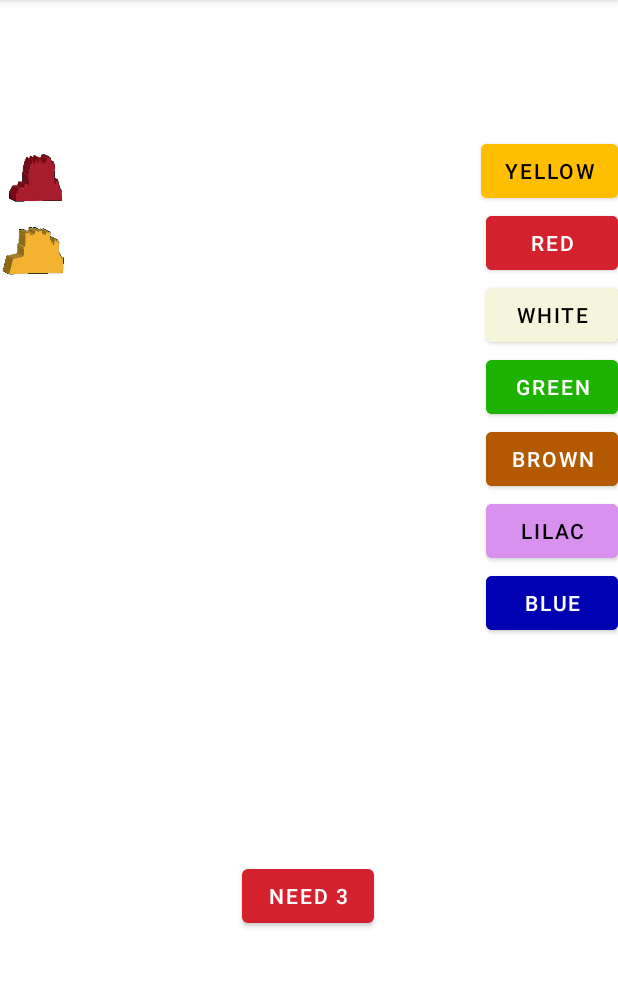
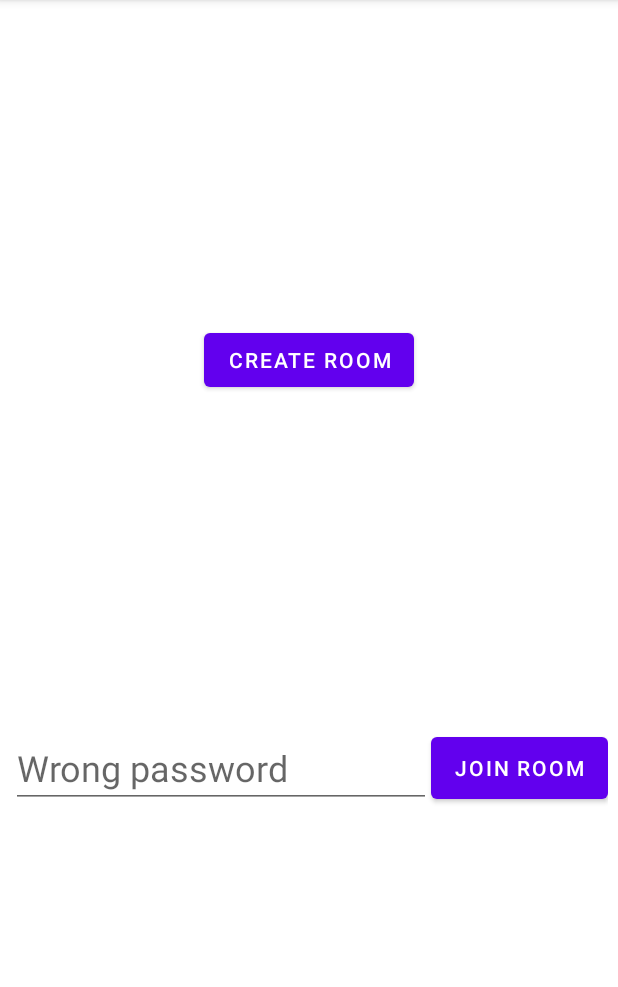
Before and after one commit to galbor/Castles, an Android app: the screen it shows after launch (MainActivity), in the options menu, after a tap on "Settings", on a phone screen of 412 x 824 dp, the part 84-1071 px from its top. Run offline under Robolectric (Android 15) with nearby library versions, the phone set to English and light mode, and no system bars; our stand-ins replace navigation-ui.

Commit message:
Game now pretends to connect to the internet with rooms

```diff
--- a/app/src/main/java/com/example/castles/ButtonClicks.java
+++ b/app/src/main/java/com/example/castles/ButtonClicks.java
@@ -32,18 +32,22 @@ public class ButtonClicks {
 
     private static List<Game.COLOR> castle_order = new LinkedList<>(); //need way to show castle_order
 
-    public static Game game;
+    public static Game game = null;
     public static int castle_pos;
     private static ROOM cur_room;
     private static int cur_room_number;
 
     private static ROOM cur_room_for_garden;
 
-
+    /**
+     * start game based on the chosen castle_order
+     */
     public static void startGame() {
-        Game.COLOR[] castles = new Game.COLOR[castle_order.size()];
-        castle_order.toArray(castles);
-        game = new Game(castles);
+        if (game == null) {
+            Game.COLOR[] castles = new Game.COLOR[castle_order.size()];
+            castle_order.toArray(castles);
+            game = new Game(castles);
+        }
         castle_pos = 0;
         cur_room_number = 0;
         cur_room = ROOM.yellow;
@@ -64,6 +68,10 @@ public class ButtonClicks {
         }
         if (castle_order.size() < Game.COLOR.values().length)
             activity.findViewById(icons[i]).setVisibility(View.INVISIBLE); //default color
+    }
+
+    public static void displayPassword(TextView textView){
+        textView.setText(OnlineRoom.GeneratePassword(game));
     }
 
     /**
@@ -114,6 +122,30 @@ public class ButtonClicks {
             b.setBackgroundColor(((Activity) b.getContext()).getColor(R.color.red));
             b.setText(R.string.too_little_castles_error); //find way to show error message
         }
+    }
+
+    public static void onJoinRoomClick(Button b){
+        EditText editText = ((Activity)b.getContext()).findViewById(R.id.enter_online_room_ID);
+        String password = editText.getText().toString();
+        game = OnlineRoom.GetGame(password);
+        if (game == null){
+            //error message
+            editText.setText("");
+            editText.setHint(R.string.wrong_password);
+        }
+        else{
+            //fragment 2 needs castle_order
+            castle_order.clear();
+            for (int i = 0; i < game.get_castle_amt(); i++)
+                castle_order.add(game.get_color_from_pos(i));
+
+            Navigation.findNavController(b).navigate(R.id.action_onlineFragment_to_secondFragment);
+        }
+    }
+
+
+    public static void onCreateRoomClick(Button b){
+        Navigation.findNavController(b).navigate(R.id.action_onlineFragment_to_firstFragment);
     }
 
 
--- a/app/src/main/java/com/example/castles/FirstFragment.kt
+++ b/app/src/main/java/com/example/castles/FirstFragment.kt
@@ -31,11 +31,6 @@ class FirstFragment : Fragment() {
 
     override fun onViewCreated(view: View, savedInstanceState: Bundle?) {
         super.onViewCreated(view, savedInstanceState)
-
-        binding.buttonFirst.setOnClickListener {
-            //findNavController().navigate(R.id.action_FirstFragment_to_SecondFragment)
-            ButtonClicks.onNextPageClick(it as Button);
-        }
     }
 
     override fun onDestroyView() {
--- a/app/src/main/java/com/example/castles/OnlineRoom.java
+++ b/app/src/main/java/com/example/castles/OnlineRoom.java
@@ -28,16 +28,27 @@ public class OnlineRoom {
      * @return null if the password doesn't correspond to a game. the game if it does
      */
     public static Game GetGame(String password){
+        Game.COLOR[] castle_order = VarifyPassword(password);
+        return castle_order != null ? new Game(castle_order) : null;
+    }
+
+
+    /**
+     * varifies password
+     * @param password
+     * @return the game's castle_order if the password is correct. otherwise null
+     */
+    private static Game.COLOR[] VarifyPassword(String password){
         Game.COLOR[] castle_order = new Game.COLOR[password.length()];
         Set<Integer> colors = new HashSet<>();
+        if (password.length() < 3 || password.length() > Game.COLOR.values().length) return null;
         for (int i = 0; i<password.length(); i++){
             int castle = password.charAt(i)-'0';
             if (castle < 0 || castle >= Game.COLOR.values().length) return null;
-            castle_order[i] = Game.COLOR.values()[i];
+            castle_order[i] = Game.COLOR.values()[castle];
             if (colors.contains(castle)) return null;
             colors.add(castle);
         }
-        return new Game(castle_order);
+        return castle_order;
     }
-
 }
--- a/app/src/main/res/layout/fragment_first.xml
+++ b/app/src/main/res/layout/fragment_first.xml
@@ -11,6 +11,7 @@
         android:layout_width="wrap_content"
         android:layout_height="wrap_content"
         android:text="@string/next"
+        android:onClick="nextPageClick"
         app:layout_constraintBottom_toBottomOf="parent"
         app:layout_constraintEnd_toEndOf="parent"
         app:layout_constraintHorizontal_bias="0.498"
--- a/app/src/main/res/layout/fragment_onlineroom.xml
+++ b/app/src/main/res/layout/fragment_onlineroom.xml
@@ -12,6 +12,7 @@
         android:layout_width="wrap_content"
         android:layout_height="wrap_content"
         android:text="@string/create_online_room"
+        android:onClick="createRoomClick"
         app:layout_constraintBottom_toBottomOf="parent"
         app:layout_constraintEnd_toEndOf="parent"
         app:layout_constraintStart_toStartOf="parent"
@@ -34,14 +35,16 @@
             android:layout_height="wrap_content"
             android:layout_weight="1"
             android:ems="10"
+            android:hint="@string/password"
             android:inputType="textPersonName"
-            android:hint="@string/password" />
+            android:textSize="24sp" />
 
         <Button
             android:id="@+id/join_online_room"
             android:layout_width="wrap_content"
-            android:layout_height="wrap_content"
+            android:layout_height="match_parent"
             android:layout_weight="1"
-            android:text="@string/join_online_room" />
+            android:text="@string/join_online_room"
+            android:onClick="joinRoomClick"/>
     </LinearLayout>
 </androidx.constraintlayout.widget.ConstraintLayout>
--- a/app/src/main/res/navigation/nav_graph.xml
+++ b/app/src/main/res/navigation/nav_graph.xml
@@ -3,7 +3,18 @@
     xmlns:app="http://schemas.android.com/apk/res-auto"
     xmlns:tools="http://schemas.android.com/tools"
     android:id="@+id/nav_graph"
-    app:startDestination="@id/FirstFragment">
+    app:startDestination="@id/OnlineRoomFragment">
+
+    <fragment
+        android:id="@+id/OnlineRoomFragment"
+        android:name="com.example.castles.OnlineRoomFragment">
+        <action
+            android:id="@+id/action_onlineFragment_to_firstFragment"
+            app:destination="@id/FirstFragment" />
+        <action
+            android:id="@+id/action_onlineFragment_to_secondFragment"
+            app:destination="@id/SecondFragment" />
+    </fragment>
 
     <fragment
         android:id="@+id/FirstFragment"
@@ -19,10 +30,5 @@
         android:id="@+id/SecondFragment"
         android:name="com.example.castles.SecondFragment"
         android:label="@string/second_fragment_label"
-        tools:layout="@layout/fragment_second">
-
-        <action
-            android:id="@+id/action_SecondFragment_to_FirstFragment"
-            app:destination="@id/FirstFragment" />
-    </fragment>
+        tools:layout="@layout/fragment_second" />
 </navigation>
--- a/app/src/main/res/values/strings.xml
+++ b/app/src/main/res/values/strings.xml
@@ -51,5 +51,5 @@
     <string name="create_online_room">Create room</string>
     <string name="join_online_room">Join room</string>
     <string name="password">Password</string>
-    <string name="wrong_password">wrong password</string>
+    <string name="wrong_password">Wrong password</string>
 </resources>
```
Also changed, not shown: app/src/main/java/com/example/castles/MainActivity.kt (+21 -2 lines), app/src/main/res/layout/fragment_second.xml (+30 -0 lines), 1 other file.
